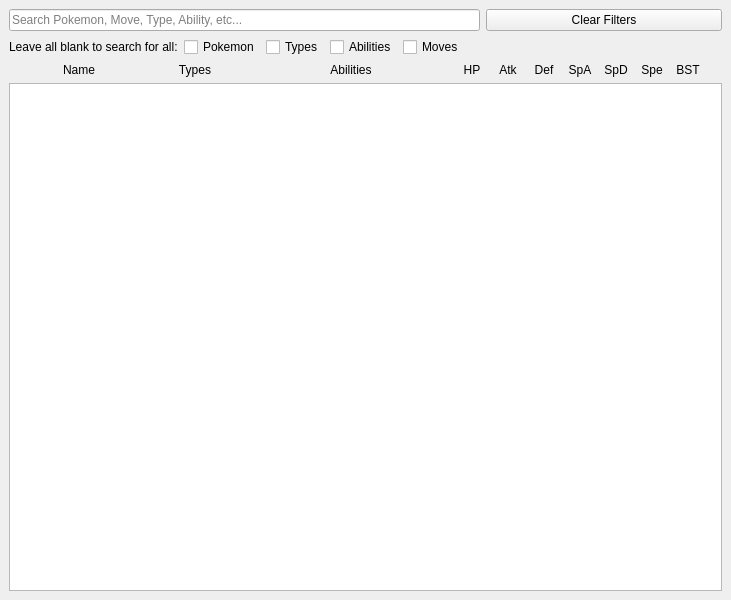
The window that assets/ui/main.ui (elliottsneath/One-Pointer-Pokemon-Searcher) describes before a commit, drawn with Qt 5.
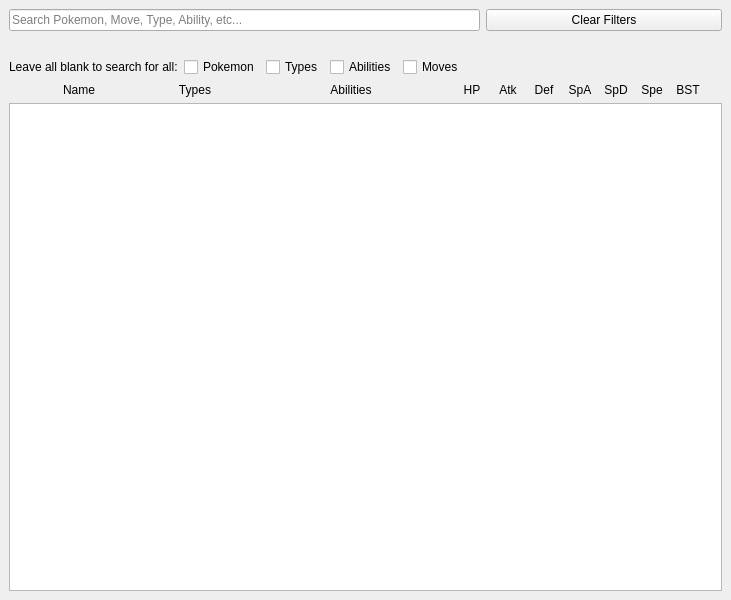
The same window after the commit. Custom widgets are drawn as their Qt base class.

The edit to the form file:
```diff
--- a/assets/ui/main.ui
+++ b/assets/ui/main.ui
@@ -40,7 +40,21 @@
      </layout>
     </item>
     <item>
-     <layout class="QHBoxLayout" name="filterLayout"/>
+     <layout class="QHBoxLayout" name="filterLayout">
+      <item>
+       <spacer name="horizontalSpacer_2">
+        <property name="orientation">
+         <enum>Qt::Orientation::Horizontal</enum>
+        </property>
+        <property name="sizeHint" stdset="0">
+         <size>
+          <width>40</width>
+          <height>20</height>
+         </size>
+        </property>
+       </spacer>
+      </item>
+     </layout>
     </item>
     <item>
      <layout class="QHBoxLayout" name="horizontalLayout_3">
```
